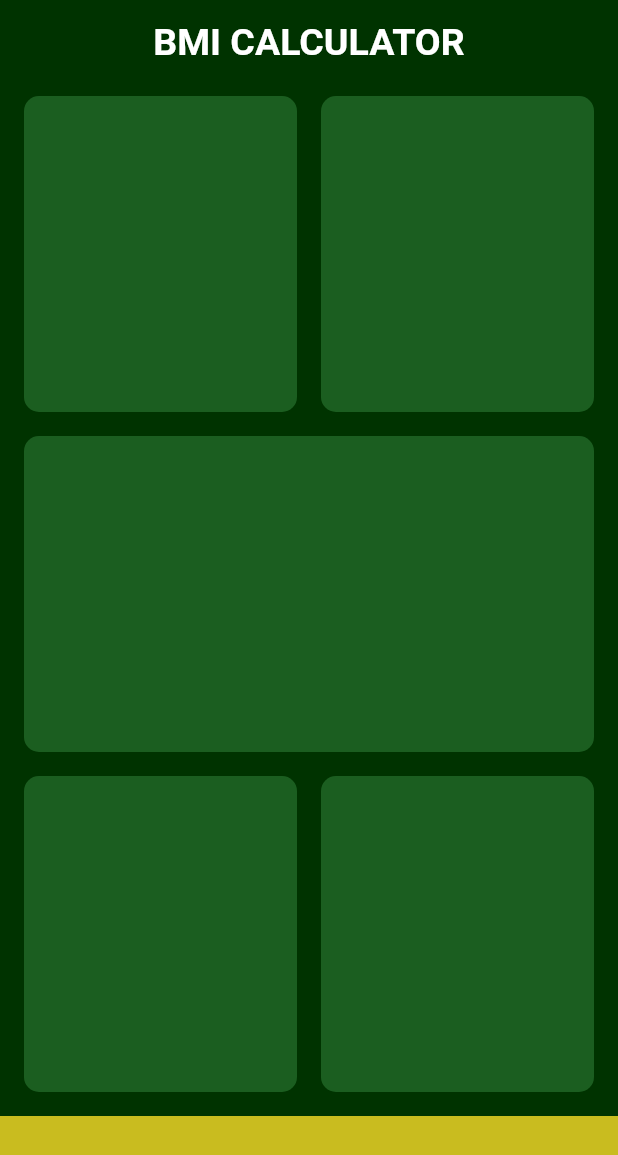
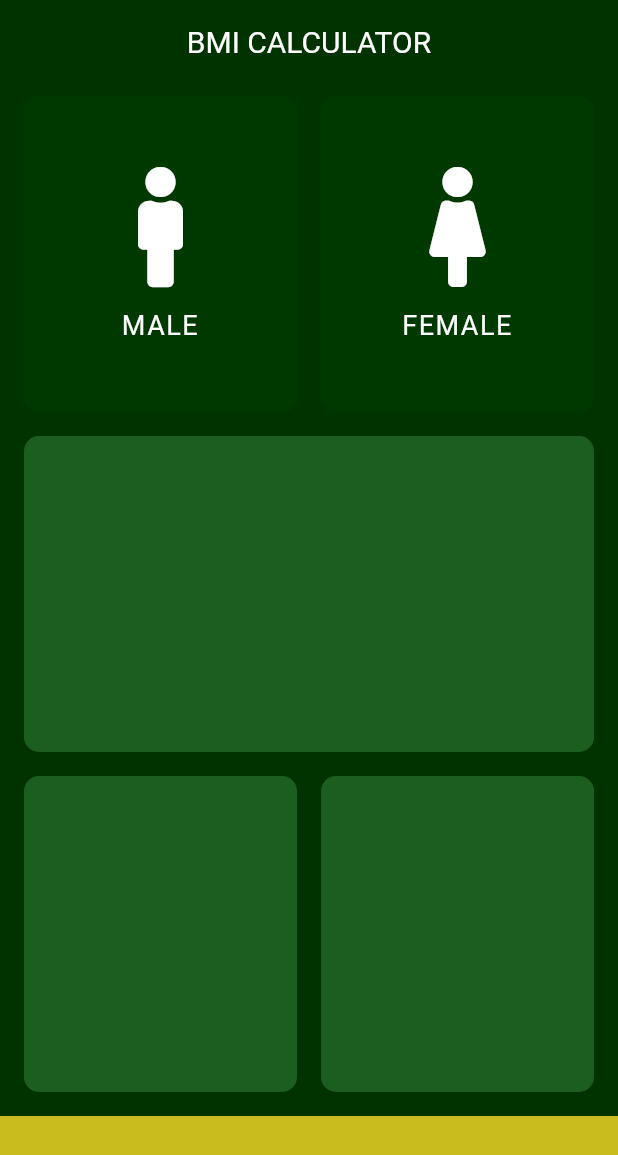
Before and after one commit to martynov-alex/bmi-calculator-flutter, a Flutter app: the screen it shows after launch, on a phone screen of 412 x 824 dp. Shown: the top 1155 px of the screen. Run offline on Flutter 3.47's test engine with Material 2 defaults, Android fonts, the phone set to English and light mode, and no system bars; our stand-ins replace font_awesome_flutter.

Commit message:
Extract icon_content and reusable_card from input_page

```diff
--- /dev/null
+++ b/lib/icon_content.dart
@@ -0,0 +1,34 @@
+import 'package:flutter/material.dart';
+
+const TextStyle labelTextStyle = TextStyle(
+  fontSize: 18,
+  letterSpacing: 1.0,
+  color: Colors.white,
+);
+
+class IconContent extends StatelessWidget {
+  IconContent({@required this.icon, @required this.label});
+
+  final IconData icon;
+  final String label;
+
+  @override
+  Widget build(BuildContext context) {
+    return Column(
+      mainAxisAlignment: MainAxisAlignment.center,
+      children: [
+        Icon(
+          icon,
+          size: 80,
+          //color: Color(0xff8d8e8d),
+        ),
+        SizedBox(height: 15),
+        Text(
+          label,
+          textAlign: TextAlign.center,
+          style: labelTextStyle,
+        ),
+      ],
+    );
+  }
+}
--- a/lib/input_page.dart
+++ b/lib/input_page.dart
@@ -1,10 +1,15 @@
 import 'package:flutter/material.dart';
 import 'package:font_awesome_flutter/font_awesome_flutter.dart';
+import 'icon_content.dart';
+import 'reusable_card.dart';
 
 const double widgetsIndent = 8.0;
 const double bottomContainerHeight = 80.0;
 const Color activeCardColor = Color(0xff1b5e20);
+const Color inactiveCardColor = Color(0xff003900);
 const Color bottomContainerColor = Color(0xffc9bc1f);
+
+enum Gender { male, female }
 
 class InputPage extends StatefulWidget {
   @override
@@ -12,6 +17,21 @@ class InputPage extends StatefulWidget {
 }
 
 class _InputPageState extends State<InputPage> {
+  //Color maleCardColor = inactiveCardColor;
+  //Color femaleCardColor = inactiveCardColor;
+  // void updateColor(Gender selectedGender) {
+  //   if (selectedGender == Gender.male) {
+  //     maleCardColor = activeCardColor;
+  //     femaleCardColor = inactiveCardColor;
+  //   }
+  //   if (selectedGender == Gender.female) {
+  //     femaleCardColor = activeCardColor;
+  //     maleCardColor = inactiveCardColor;
+  //   }
+  // }
+
+  Gender selectedGender;
+
   @override
   Widget build(BuildContext context) {
     return Scaffold(
@@ -25,8 +45,54 @@ class _InputPageState extends State<InputPage> {
               crossAxisAlignment: CrossAxisAlignment.stretch,
               children: [
                 SizedBox(width: widgetsIndent),
-                Expanded(child: ReusableCard(cardColor: activeCardColor)),
-                Expanded(child: ReusableCard(cardColor: activeCardColor)),
+                Expanded(
+                  child: GestureDetector(
+                    onTap: () {
+                      setState(() {
+                        //updateColor(Gender.male);
+                        //
+                        // maleCardColor == inactiveCardColor
+                        //     ? maleCardColor = activeCardColor
+                        //     : femaleCardColor = inactiveCardColor;
+                        // femaleCardColor = inactiveCardColor;
+                        selectedGender = Gender.male;
+                      });
+                    },
+                    child: ReusableCard(
+                      cardColor: selectedGender == Gender.male
+                          ? activeCardColor
+                          : inactiveCardColor,
+                      cardChild: IconContent(
+                        icon: FontAwesomeIcons.male,
+                        label: 'MALE',
+                      ),
+                    ),
+                  ),
+                ),
+                Expanded(
+                  child: GestureDetector(
+                    onTap: () {
+                      setState(() {
+                        //updateColor(Gender.female);
+                        //
+                        // femaleCardColor == inactiveCardColor
+                        //     ? femaleCardColor = activeCardColor
+                        //     : maleCardColor = inactiveCardColor;
+                        // maleCardColor = inactiveCardColor;
+                        selectedGender = Gender.female;
+                      });
+                    },
+                    child: ReusableCard(
+                      cardColor: selectedGender == Gender.female
+                          ? activeCardColor
+                          : inactiveCardColor,
+                      cardChild: IconContent(
+                        icon: FontAwesomeIcons.female,
+                        label: 'FEMALE',
+                      ),
+                    ),
+                  ),
+                ),
                 SizedBox(width: widgetsIndent),
               ],
             ),
@@ -63,30 +129,3 @@ class _InputPageState extends State<InputPage> {
     );
   }
 }
-
-// Чтоб вынести виджет нужно выбрать в Flutter Outline -> Extract Widget...
-// После чего будет автоматически создан новый класс из выбранного виджета
-class ReusableCard extends StatelessWidget {
-  // Чтоб сделать параметр обязательным нужно добавить @required
-  ReusableCard({@required this.cardColor, this.cardChild});
-
-  // final в начале означает, что данный параметр неизменный, после создания
-  // экземпляра каласса уже нельзя будет поменять это свойство, т.е. класс
-  // станет @immutable т.к. он наследуется от StatelessWidget. Есть только один
-  // путь изменить StatelessWidget - уничтожить старый и создать новый
-  final Color cardColor;
-  final Widget cardChild;
-
-  @override
-  Widget build(BuildContext context) {
-    return Container(
-      child: cardChild,
-      margin: EdgeInsets.all(widgetsIndent),
-      padding: EdgeInsets.all(widgetsIndent * 2),
-      decoration: BoxDecoration(
-        color: cardColor,
-        borderRadius: BorderRadius.circular(10),
-      ),
-    );
-  }
-}
--- a/lib/main.dart
+++ b/lib/main.dart
@@ -15,8 +15,8 @@ class BMICalculator extends StatelessWidget {
           centerTitle: true,
           elevation: 0,
           titleTextStyle: TextStyle(
-            fontSize: 25,
-            fontWeight: FontWeight.bold,
+            fontSize: 20,
+            //fontWeight: FontWeight.bold,
           ),
         ),
         floatingActionButtonTheme: FloatingActionButtonThemeData(
--- /dev/null
+++ b/lib/reusable_card.dart
@@ -0,0 +1,34 @@
+import 'package:flutter/material.dart';
+
+const double widgetsIndent = 8.0;
+
+// Чтоб вынести виджет нужно выбрать в Flutter Outline -> Extract Widget...
+// После чего будет автоматически создан новый класс из выбранного виджета
+class ReusableCard extends StatelessWidget {
+  // Чтоб сделать параметр обязательным нужно добавить @required
+  ReusableCard({@required this.cardColor, this.cardChild});
+
+  // final в начале означает, что данный параметр неизменный, после создания
+  // экземпляра каласса уже нельзя будет поменять это свойство, т.е. класс
+  // станет @immutable т.к. он наследуется от StatelessWidget. Есть только один
+  // путь изменить StatelessWidget - уничтожить старый и создать новый
+  final Color cardColor;
+  final Widget cardChild;
+
+  @override
+  Widget build(BuildContext context) {
+    return Container(
+      child: cardChild,
+      margin: EdgeInsets.all(widgetsIndent),
+      padding: EdgeInsets.all(widgetsIndent * 2),
+      decoration: BoxDecoration(
+        // border: Border.all(
+        //   color: Colors.black,
+        //   width: 8,
+        // ),
+        color: cardColor,
+        borderRadius: BorderRadius.circular(10),
+      ),
+    );
+  }
+}
```
